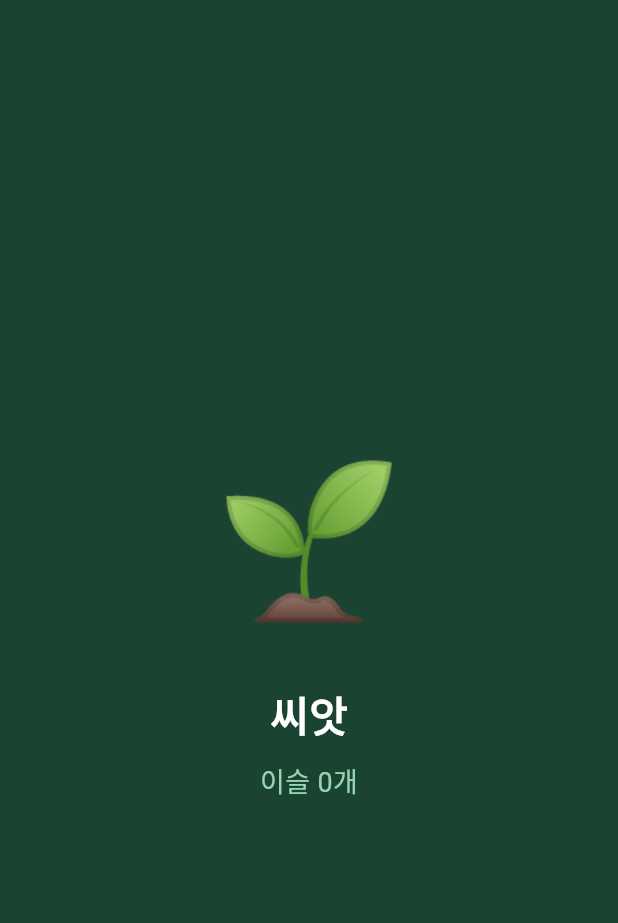
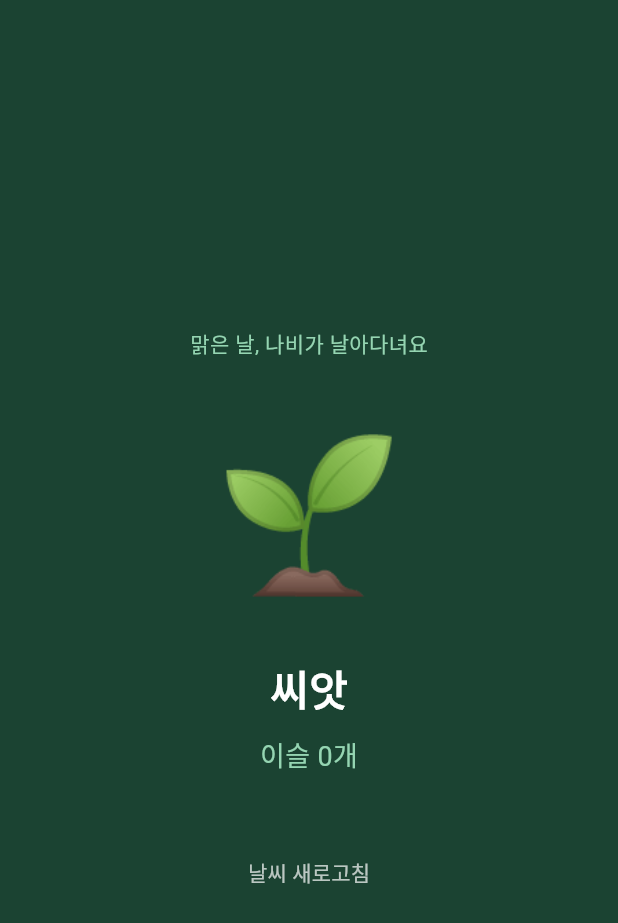
Before and after one commit to isopha2003/The_Forest_While_Asleep, a Flutter app: the screen it shows after launch, on a phone screen of 412 x 824 dp. Shown: the top 923 px of the screen. Run offline on Flutter 3.47's test engine with Material 3 defaults, Android fonts, the phone set to English and light mode, and no system bars; our stand-ins replace flutter_riverpod, geolocator, hive_flutter; accounts and stored records are empty.

Commit message:
숲 화면에 날씨 연동 추가 (배경색 변경, 날씨 설명 표시)

```diff
--- a/lib/screens/forest_screen.dart
+++ b/lib/screens/forest_screen.dart
@@ -2,6 +2,7 @@ import 'package:flutter/material.dart';
 import 'package:flutter_riverpod/flutter_riverpod.dart';
 import '../models/forest_state.dart';
 import '../services/time_service.dart';
+import '../services/weather_service.dart';
 
 class ForestScreen extends ConsumerStatefulWidget {
   const ForestScreen({super.key});
@@ -12,6 +13,7 @@ class ForestScreen extends ConsumerStatefulWidget {
 
 class _ForestScreenState extends ConsumerState<ForestScreen> {
   ForestState _forestState = ForestState.initial();
+  WeatherType _weatherType = WeatherType.sunny;
   bool _isLoading = true;
 
   @override
@@ -23,9 +25,11 @@ class _ForestScreenState extends ConsumerState<ForestScreen> {
   Future<void> _loadForest() async {
     final elapsed = await TimeService.getElapsedMinutes();
     await TimeService.saveCloseTime();
+    final weather = await WeatherService.getWeatherType();
 
     setState(() {
       _forestState = _forestState.applyElapsedTime(elapsed);
+      _weatherType = weather;
       _isLoading = false;
     });
   }
@@ -39,20 +43,32 @@ class _ForestScreenState extends ConsumerState<ForestScreen> {
       );
     }
 
+    final bgColor = Color(WeatherService.getBackgroundColor(_weatherType));
+    final weatherDesc = WeatherService.getWeatherDescription(_weatherType);
+
     return Scaffold(
-      backgroundColor: const Color(0xFF1B4332),
+      backgroundColor: bgColor,
       body: SafeArea(
         child: Center(
           child: Column(
             mainAxisAlignment: MainAxisAlignment.center,
             children: [
-              // 나무 성장 단계 이모지
+              // 날씨 설명
+              Text(
+                weatherDesc,
+                style: const TextStyle(
+                  color: Color(0xFF95D5B2),
+                  fontSize: 14,
+                ),
+              ),
+              const SizedBox(height: 32),
+              // 나무 이모지
               Text(
                 _getTreeEmoji(),
                 style: const TextStyle(fontSize: 100),
               ),
               const SizedBox(height: 24),
-              // 성장 단계 이름
+              // 성장 단계
               Text(
                 _forestState.stageName,
                 style: const TextStyle(
@@ -70,6 +86,15 @@ class _ForestScreenState extends ConsumerState<ForestScreen> {
                   fontSize: 18,
                 ),
               ),
+              const SizedBox(height: 40),
+              // 날씨 새로고침 버튼
+              TextButton(
+                onPressed: _loadForest,
+                child: const Text(
+                  '날씨 새로고침',
+                  style: TextStyle(color: Colors.white70),
+                ),
+              ),
             ],
           ),
         ),
--- a/lib/services/weather_service.dart
+++ b/lib/services/weather_service.dart
@@ -5,7 +5,7 @@ import 'package:geolocator/geolocator.dart';
 enum WeatherType { sunny, rainy, snowy, foggy, thunderstorm, clearNight, unknown }
 
 class WeatherService {
-  static const String _apiKey = '여기에_API_키_입력';
+  static const String _apiKey = '0f9ad78ba4779ce5da9e31c248c55783';
   static const String _baseUrl = 'https://api.openweathermap.org/data/2.5/weather';
 
   // 현재 위치 가져오기
```
